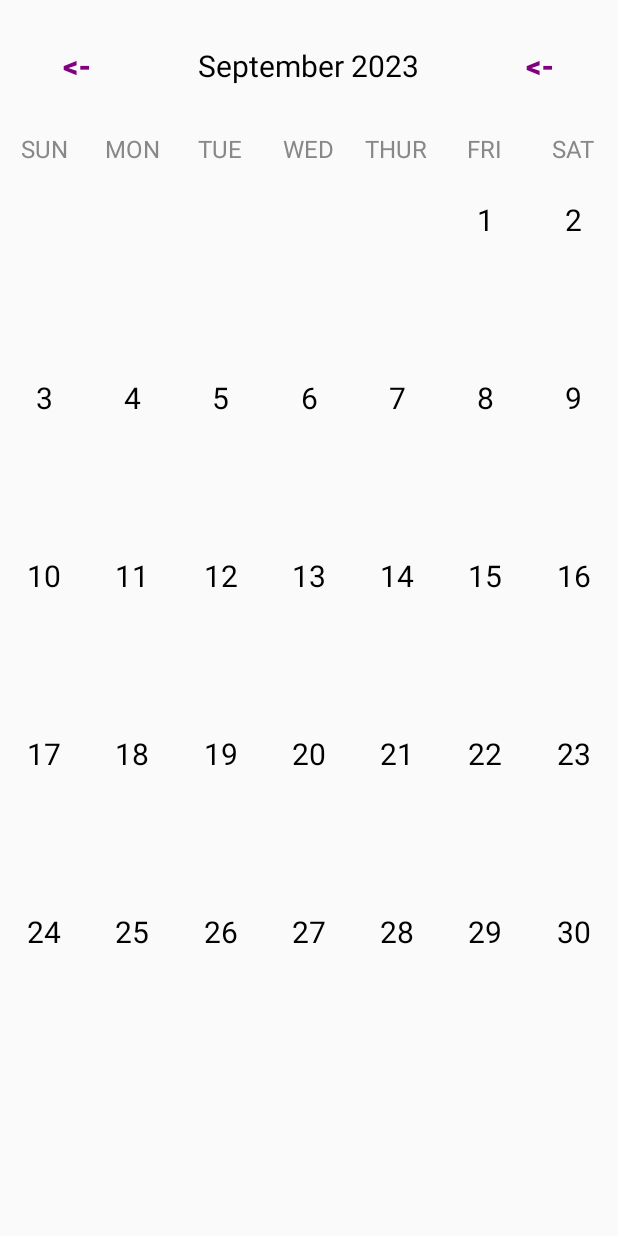
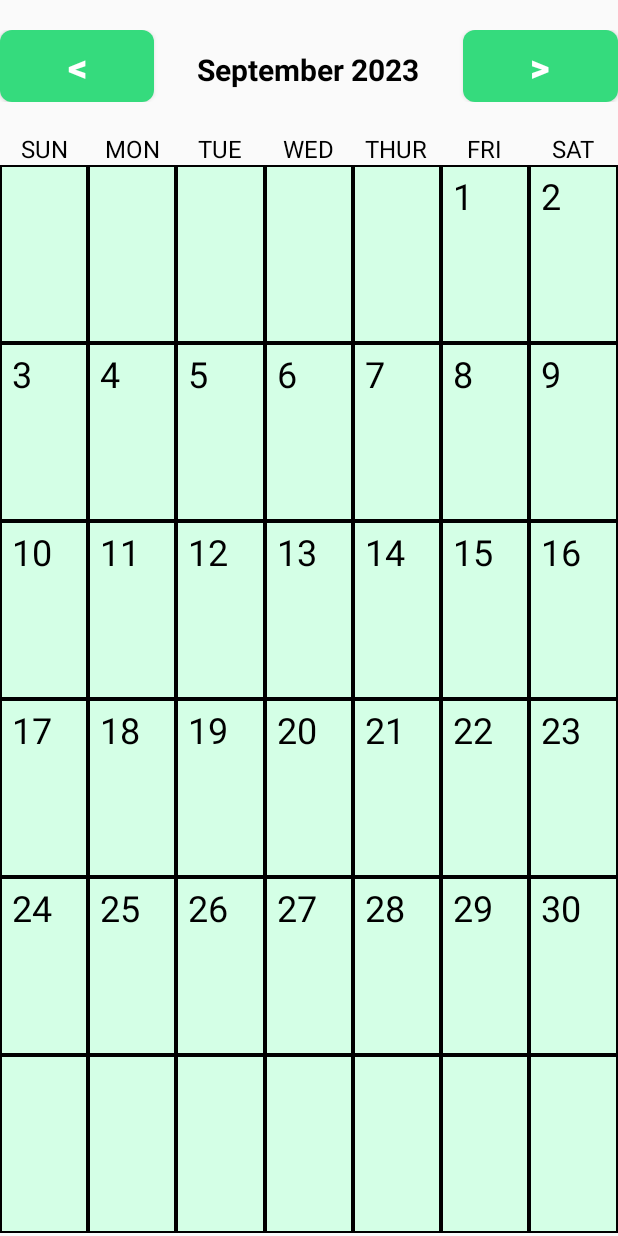
Before and after one commit to Devon237/CalendarApp, an Android app: the screen it shows after launch (MainActivity), on a phone screen of 412 x 824 dp. Run offline under Robolectric (Android 15) with nearby library versions, the phone set to English and light mode, and no system bars.

```diff
--- a/app/src/main/java/com/example/calendarapp/CalendarAdapter.java
+++ b/app/src/main/java/com/example/calendarapp/CalendarAdapter.java
@@ -8,6 +8,7 @@ import androidx.annotation.NonNull;
 import androidx.recyclerview.widget.RecyclerView;
 
 import java.util.ArrayList;
+import android.util.Log;
 
 public class CalendarAdapter extends RecyclerView.Adapter<CalendarViewHolder>
 {
@@ -28,13 +29,15 @@ public class CalendarAdapter extends RecyclerView.Adapter<CalendarViewHolder>
         View view = inflater.inflate(R.layout.calendar_cell, parent, false);
         ViewGroup.LayoutParams layoutParams = view.getLayoutParams();
         layoutParams.height = (int) (parent.getHeight() * 0.166666666);
-        return new CalendarViewHolder(view, onItemListener);
+        return new CalendarViewHolder(view);
     }
 
+    //Sets the text for each individual cell
     @Override
-    public void onBindViewHolder(@NonNull CalendarViewHolder holder, int position) {
+    public void onBindViewHolder(CalendarViewHolder holder, int position) {
         holder.dayOfMonth.setText(daysOfMonth.get(position));
     }
+
 
     @Override
     public int getItemCount() {
--- a/app/src/main/java/com/example/calendarapp/CalendarViewHolder.java
+++ b/app/src/main/java/com/example/calendarapp/CalendarViewHolder.java
@@ -6,20 +6,12 @@ import android.widget.TextView;
 import androidx.annotation.NonNull;
 import androidx.recyclerview.widget.RecyclerView;
 
-public class CalendarViewHolder extends RecyclerView.ViewHolder implements View.OnClickListener
+public class CalendarViewHolder extends RecyclerView.ViewHolder
 {
     public final TextView dayOfMonth;
-    private final CalendarAdapter.OnItemListener onItemListener;
-    public CalendarViewHolder(@NonNull View itemView, CalendarAdapter.OnItemListener onItemListener)
+    public CalendarViewHolder(@NonNull View itemView)
     {
         super(itemView);
         dayOfMonth = itemView.findViewById(R.id.cellDayText);
-        this.onItemListener = onItemListener;
-        itemView.setOnClickListener(this);
-    }
-
-    @Override
-    public void onClick(View view) {
-        onItemListener.onItemClick(getAdapterPosition(), (String) dayOfMonth.getText());
     }
 }
--- a/app/src/main/java/com/example/calendarapp/MainActivity.java
+++ b/app/src/main/java/com/example/calendarapp/MainActivity.java
@@ -45,22 +45,23 @@ public class MainActivity extends AppCompatActivity implements CalendarAdapter.O
 
     private ArrayList<String> daysInMonthArray(LocalDate date)
     {
+        //creates new arrayList
         ArrayList<String> daysInMonthArray = new ArrayList<>();
+
+        //creates new yearMonth object
         YearMonth yearMonth = YearMonth.from(date);
 
-        int daysInMonth = yearMonth.lengthOfMonth();
-
+        //gets number of days in the month
+        int numOfDays = yearMonth.lengthOfMonth();
         LocalDate firstOfMonth = selectedDate.withDayOfMonth(1);
         int dayOfWeek = firstOfMonth.getDayOfWeek().getValue();
 
-        for(int i = 1; i <= 42; i++)
-        {
-            if(i <= dayOfWeek || i > daysInMonth + dayOfWeek)
-            {
+        //adds days or blank days to an
+        for(int i = 1; i <= 42; i++) {
+            if(i <= dayOfWeek || i > numOfDays + dayOfWeek) {
                 daysInMonthArray.add("");
             }
-            else
-            {
+            else {
                 daysInMonthArray.add(String.valueOf(i - dayOfWeek));
             }
         }
--- /dev/null
+++ b/app/src/main/res/drawable/button_background.xml
@@ -0,0 +1,14 @@
+<?xml version="1.0" encoding="utf-8"?>
+<layer-list xmlns:android="http://schemas.android.com/apk/res/android">
+    <item>
+        <shape android:shape="rectangle">
+            <solid android:color="@color/green" />
+            <corners android:radius="8dp" />
+        </shape>
+    </item>
+    <item android:right="16dp" android:left="16dp">
+        <shape android:shape="rectangle">
+            <solid android:color="@android:color/transparent" />
+        </shape>
+    </item>
+</layer-list>
--- /dev/null
+++ b/app/src/main/res/drawable/cell_border.xml
@@ -0,0 +1,12 @@
+<?xml version="1.0" encoding="utf-8"?>
+<layer-list xmlns:android="http://schemas.android.com/apk/res/android">
+    <item>
+        <shape android:shape="rectangle">
+            <solid android:color="@color/light_green" />
+            <stroke
+                android:width="1dp"
+                android:color="#000000"
+            />
+        </shape>
+    </item>
+</layer-list>
--- /dev/null
+++ b/app/src/main/res/drawable/cell_border_transparent.xml
@@ -0,0 +1,12 @@
+<?xml version="1.0" encoding="utf-8"?>
+<layer-list xmlns:android="http://schemas.android.com/apk/res/android">
+    <item>
+        <shape android:shape="rectangle">
+            <solid android:color="#FFFFFF" />
+            <stroke
+                android:width="2dp"
+                android:color="#FFFFFF"
+                />
+        </shape>
+    </item>
+</layer-list>
--- a/app/src/main/res/layout/activity_main.xml
+++ b/app/src/main/res/layout/activity_main.xml
@@ -18,32 +18,33 @@
             android:layout_height="wrap_content"
             android:layout_weight="1"
             android:text="@string/back"
-            android:textColor="@color/purple"
-            android:background="@null"
+            android:textColor="@color/white"
+            android:background="@drawable/button_background"
             android:textStyle="bold"
             android:onClick="previousMonthAction"
-            android:textSize="20sp"/>
+            android:textSize="25sp"/>
 
         <TextView
             android:id="@+id/monthYearTV"
             android:layout_width="0dp"
             android:layout_weight="2"
             android:layout_height="wrap_content"
-            android:text="Sept 2023"
+            android:text="month 0000"
             android:textSize="20sp"
             android:textAlignment="center"
-            android:textColor="@color/black"/>
+            android:textColor="@color/black"
+            android:textStyle="bold"/>
 
         <Button
             android:layout_width="0dp"
             android:layout_height="wrap_content"
             android:layout_weight="1"
             android:text="@string/forward"
-            android:textColor="@color/purple"
-            android:background="@null"
+            android:textColor="@color/white"
+            android:background="@drawable/button_background"
             android:textStyle="bold"
             android:onClick="nextMonthAction"
-            android:textSize="20sp"/>
+            android:textSize="25sp"/>
 
     </LinearLayout>
 
@@ -57,7 +58,7 @@
             android:layout_height="wrap_content"
             android:layout_weight="1"
             android:text="SUN"
-            android:textColor="@color/gray"
+            android:textColor="@color/black"
             android:textAlignment="center"
             android:textSize="16sp"/>
 
@@ -66,7 +67,7 @@
             android:layout_height="wrap_content"
             android:layout_weight="1"
             android:text="MON"
-            android:textColor="@color/gray"
+            android:textColor="@color/black"
             android:textAlignment="center"
             android:textSize="16sp"/>
 
@@ -75,7 +76,7 @@
             android:layout_height="wrap_content"
             android:layout_weight="1"
             android:text="TUE"
-            android:textColor="@color/gray"
+            android:textColor="@color/black"
             android:textAlignment="center"
             android:textSize="16sp"/>
 
@@ -84,7 +85,7 @@
             android:layout_height="wrap_content"
             android:layout_weight="1"
             android:text="WED"
-            android:textColor="@color/gray"
+            android:textColor="@color/black"
             android:textAlignment="center"
             android:textSize="16sp"/>
 
@@ -93,7 +94,7 @@
             android:layout_height="wrap_content"
             android:layout_weight="1"
             android:text="THUR"
-            android:textColor="@color/gray"
+            android:textColor="@color/black"
             android:textAlignment="center"
             android:textSize="16sp"/>
 
@@ -102,7 +103,7 @@
             android:layout_height="wrap_content"
             android:layout_weight="1"
             android:text="FRI"
-            android:textColor="@color/gray"
+            android:textColor="@color/black"
             android:textAlignment="center"
             android:textSize="16sp"/>
 
@@ -111,7 +112,7 @@
             android:layout_height="wrap_content"
             android:layout_weight="1"
             android:text="SAT"
-            android:textColor="@color/gray"
+            android:textColor="@color/black"
             android:textAlignment="center"
             android:textSize="16sp"/>
 
--- a/app/src/main/res/layout/calendar_cell.xml
+++ b/app/src/main/res/layout/calendar_cell.xml
@@ -4,17 +4,28 @@
     android:layout_height="match_parent"
     xmlns:app="http://schemas.android.com/apk/res-auto">
 
-    <TextView
-        android:layout_width="wrap_content"
-        android:layout_height="wrap_content"
-        android:id="@+id/cellDayText"
-        android:text="1"
-        android:textSize="20sp"
-        android:textColor="@color/black"
-        app:layout_constraintBottom_toBottomOf="parent"
+    <LinearLayout
+        android:layout_width="0dp"
+        android:layout_height="0dp"
+        android:orientation="vertical"
+        android:gravity="top|start"
+        android:background="@drawable/cell_border"
+        app:layout_constraintStart_toStartOf="parent"
+        app:layout_constraintEnd_toEndOf="parent"
         app:layout_constraintTop_toTopOf="parent"
-        app:layout_constraintRight_toRightOf="parent"
-        app:layout_constraintLeft_toLeftOf="parent"
-        app:layout_constraintVertical_bias="0.25"
+        app:layout_constraintBottom_toBottomOf="parent">
+
+        <TextView
+            android:id="@+id/cellDayText"
+            android:layout_width="wrap_content"
+            android:layout_height="wrap_content"
+            android:text="@string/_1"
+            android:textSize="24sp"
+            android:textColor="@color/black"
+            android:layout_gravity="top|start"
+            android:paddingStart="8dp"
+            android:paddingTop="4dp"
         />
+
+    </LinearLayout>
 </androidx.constraintlayout.widget.ConstraintLayout>
--- a/app/src/main/res/values/colors.xml
+++ b/app/src/main/res/values/colors.xml
@@ -5,4 +5,6 @@
     <color name="black">#FF000000</color>
     <color name="white">#FFFFFFFF</color>
     <color name="purple">#800080</color>
+    <color name="green">#35db7d</color>
+    <color name="light_green">#d4ffe6</color>
 </resources>
--- a/app/src/main/res/values/strings.xml
+++ b/app/src/main/res/values/strings.xml
@@ -1,5 +1,6 @@
 <resources>
     <string name="app_name">CalendarApp</string>
-    <string name="back"><![CDATA[<-]]></string>
-    <string name="forward"><![CDATA[<-]]></string>
+    <string name="back"><![CDATA[<]]></string>
+    <string name="forward"><![CDATA[>]]></string>
+    <string name="_1">1</string>
 </resources>
```
